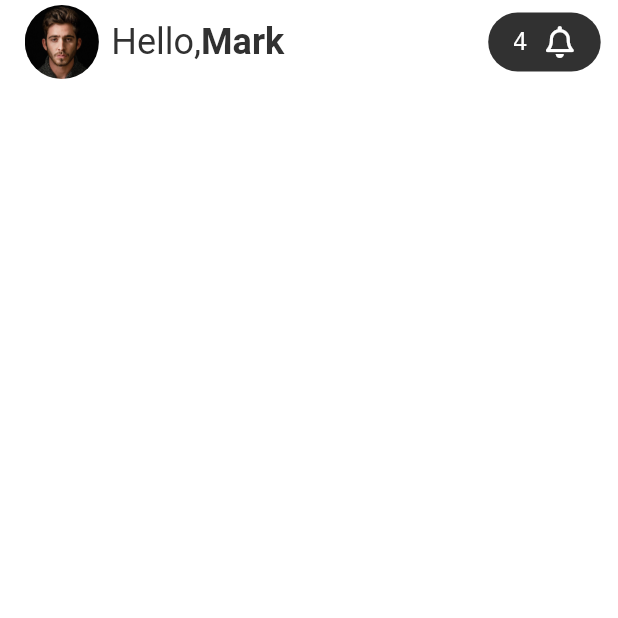
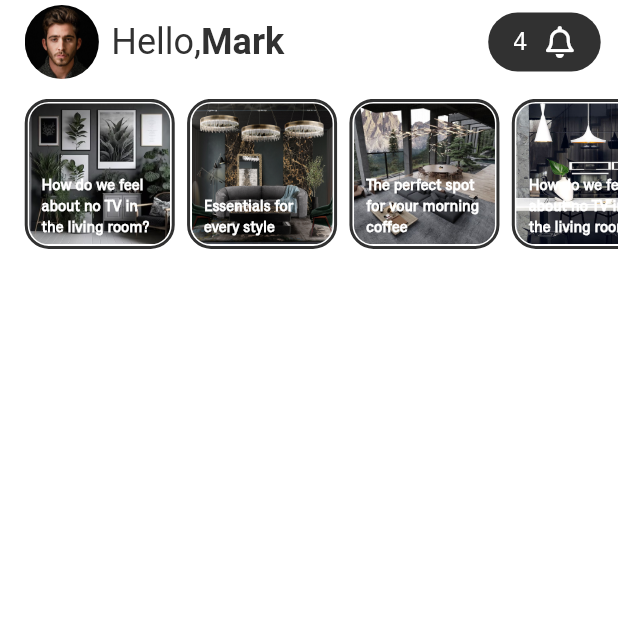
Before and after one commit to duldiev/shopping_app_layout, a Flutter app: the screen it shows after launch, on a phone screen of 412 x 824 dp, the top half of it. Run offline on Flutter 3.47's test engine with Material 2 defaults, Android fonts, the phone set to English and light mode, and no system bars; our stand-ins replace font_awesome_flutter, gap, responsive_sizer.

Commit message:
suggestions view

```diff
--- a/lib/screens/home_screen.dart
+++ b/lib/screens/home_screen.dart
@@ -1,5 +1,9 @@
 import 'package:flutter/material.dart';
+import 'package:gap/gap.dart';
+import 'package:responsive_sizer/responsive_sizer.dart';
+import 'package:shopping_app_layout/shared/assets_name.dart';
 import 'package:shopping_app_layout/widgets/home_app_bar.dart';
+import 'package:shopping_app_layout/widgets/suggestion_card.dart';
 
 class HomeScreen extends StatelessWidget {
   const HomeScreen({super.key});
@@ -7,7 +11,30 @@ class HomeScreen extends StatelessWidget {
   @override
   Widget build(BuildContext context) {
     return Scaffold(
-      appBar: HomeAppBar(),
+      appBar: const HomeAppBar(),
+      body: SingleChildScrollView(
+        clipBehavior: Clip.none,
+        physics: const AlwaysScrollableScrollPhysics(),
+        child: Column(
+          mainAxisSize: MainAxisSize.min,
+          children: [
+            SizedBox(
+              height: 100,
+              width: 100.w,
+              child: ListView.separated(
+                scrollDirection: Axis.horizontal,
+                padding: EdgeInsets.symmetric(horizontal: 4.w),
+                itemBuilder: (context, index) => SuggestionCard(
+                  index: index,
+                  imageName: AssetsName.images[index],
+                ),
+                separatorBuilder: (context, index) => Gap(2.w),
+                itemCount: 6,
+              ),
+            ),
+          ],
+        ),
+      ),
     );
   }
 }
--- a/lib/shared/app_colors.dart
+++ b/lib/shared/app_colors.dart
@@ -1,6 +1,7 @@
-import 'dart:ui';
+import 'package:flutter/material.dart';
 
 class AppColors {
   static Color get background => const Color.fromRGBO(255, 255, 255, 1);
   static Color get dark => const Color.fromRGBO(49, 49, 49, 1);
+  static Color get white => Colors.white;
 }
--- /dev/null
+++ b/lib/shared/app_texts.dart
@@ -0,0 +1,10 @@
+class AppTexts {
+  static List<String> get suggestions => [
+        'How do we feel about no TV in the living room?',
+        'Essentials for every style',
+        'The perfect spot for vour morning coffee',
+        'How do we feel about no TV in the living room?',
+        'Essentials for every style',
+        'The perfect spot for vour morning coffee',
+      ];
+}
--- /dev/null
+++ b/lib/shared/assets_name.dart
@@ -0,0 +1,10 @@
+class AssetsName {
+  static List<String> get images => [
+        '1.jpeg',
+        '2.jpg',
+        '3.jpg',
+        '4.jpg',
+        '5.jpg',
+        '6.jpg',
+      ];
+}
--- a/lib/widgets/home_app_bar.dart
+++ b/lib/widgets/home_app_bar.dart
@@ -89,5 +89,5 @@ class HomeAppBar extends StatelessWidget implements PreferredSizeWidget {
   }
 
   @override
-  Size get preferredSize => Size(100.w, 10.h);
+  Size get preferredSize => Size(100.w, 8.h);
 }
--- /dev/null
+++ b/lib/widgets/suggestion_card.dart
@@ -0,0 +1,64 @@
+import 'package:flutter/material.dart';
+import 'package:responsive_sizer/responsive_sizer.dart';
+import 'package:shopping_app_layout/shared/app_colors.dart';
+import 'package:shopping_app_layout/shared/app_texts.dart';
+
+class SuggestionCard extends StatelessWidget {
+  const SuggestionCard({
+    super.key,
+    required this.index,
+    required this.imageName,
+  });
+
+  final int index;
+  final String imageName;
+
+  @override
+  Widget build(BuildContext context) {
+    return Container(
+      width: 100,
+      padding: const EdgeInsets.all(1),
+      decoration: BoxDecoration(
+        borderRadius: BorderRadius.circular(16),
+        border: Border.all(
+          color: AppColors.dark,
+          width: 2,
+        ),
+      ),
+      child: Stack(
+        children: [
+          Positioned(
+            child: Container(
+              decoration: BoxDecoration(
+                borderRadius: BorderRadius.circular(13),
+                image: DecorationImage(
+                  image: AssetImage(
+                    'assets/images/$imageName',
+                  ),
+                  fit: BoxFit.cover,
+                  colorFilter: ColorFilter.mode(
+                    AppColors.background,
+                    BlendMode.darken,
+                  ),
+                ),
+              ),
+            ),
+          ),
+          Positioned(
+            bottom: 0.5.h,
+            left: 2.w,
+            right: 2.w,
+            child: Text(
+              AppTexts.suggestions[index],
+              style: TextStyle(
+                fontSize: 10,
+                fontWeight: FontWeight.bold,
+                color: AppColors.white,
+              ),
+            ),
+          ),
+        ],
+      ),
+    );
+  }
+}
```
Also changed, not shown: assets/images/1.jpeg (added), assets/images/2.jpg (added), assets/images/3.jpg (added), assets/images/4.jpg (added), assets/images/5.jpg (added), assets/images/6.jpg (added).
